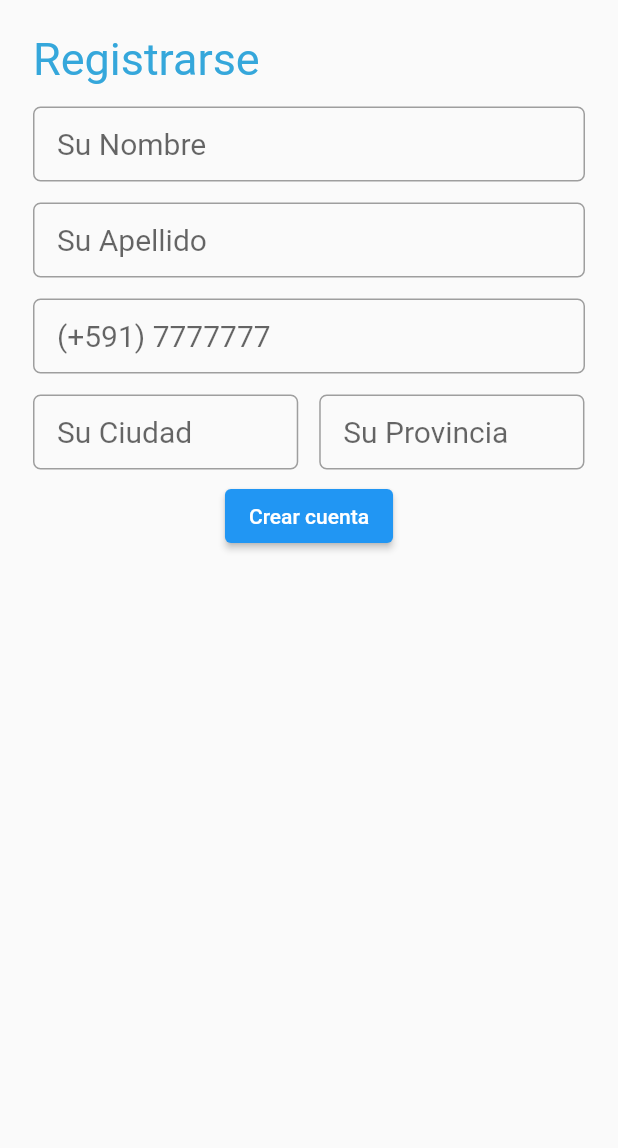
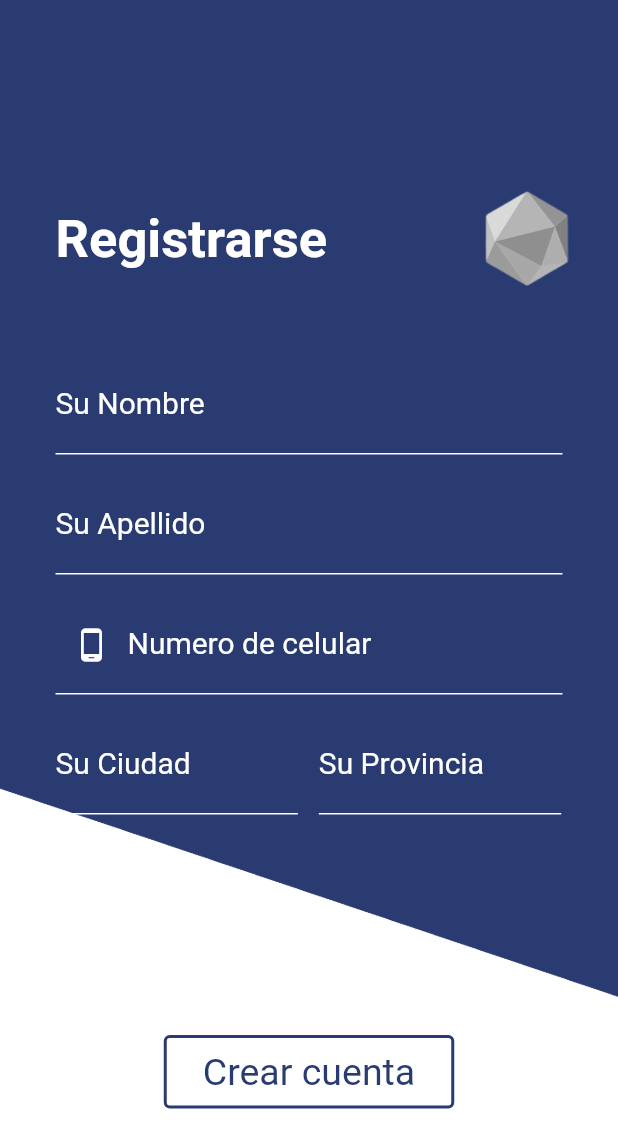
Before and after one commit to JuanPaauul/Nos-importas, a Flutter app: the RegisterUser screen opened directly, on a phone screen of 412 x 824 dp. Shown: the top 1148 px of the screen. Run offline on Flutter 3.47's test engine with Material 2 defaults, Android fonts, the phone set to English and light mode, and no system bars; our stand-ins replace animate_do, firebase_auth, firebase_core, font_awesome_flutter, geolocator, google_maps_flutter and 5 more; accounts and stored records are empty.

Commit message:
Register view finished

```diff
--- a/lib/main.dart
+++ b/lib/main.dart
@@ -22,7 +22,7 @@ class MyApp extends StatelessWidget {
   @override
   Widget build(BuildContext context) => ChangeNotifierProvider(
         create: (context) => GoogleSignInProvider(),
-        child: MaterialApp(
+        child: const MaterialApp(
           debugShowCheckedModeBanner: false,
           title: title,
           //theme: ThemeData.dark().copyWith(
--- a/lib/screens/app_screen.dart
+++ b/lib/screens/app_screen.dart
@@ -42,6 +42,7 @@ class _AppPageState extends State<AppPage> {
   Widget build(BuildContext context) {
     return Scaffold(
       appBar: AppBar(
+        backgroundColor: Color.fromRGBO(42, 59, 113, 1),
         leading: PopupMenuButton(
           itemBuilder: (context) {
             return <PopupMenuEntry<options>>[
--- a/lib/screens/register_user.dart
+++ b/lib/screens/register_user.dart
@@ -1,4 +1,5 @@
-import 'package:flutter/cupertino.dart';
+import 'dart:ui';
+
 import 'package:flutter/material.dart';
 import 'package:mask_text_input_formatter/mask_text_input_formatter.dart';
 import 'package:http/http.dart' as http;
@@ -23,63 +24,115 @@ class _RegisterUserState extends State<RegisterUser> {
 
   @override
   Widget build(BuildContext context) {
-    return SingleChildScrollView(
+    return Scaffold(
+      resizeToAvoidBottomInset: false,
+      backgroundColor: Colors.transparent,
+      body: SingleChildScrollView(
+        child: Container(
+          decoration: const BoxDecoration(
+              image: DecorationImage(
+                  image: AssetImage('assets/bg-image.png'), fit: BoxFit.cover)),
+          child: Padding(
+            padding: const EdgeInsets.all(15.0),
+            child: Center(
               child: Padding(
                 padding: const EdgeInsets.all(15.0),
                 child: Column(
                   mainAxisAlignment: MainAxisAlignment.center,
+                  crossAxisAlignment: CrossAxisAlignment.center,
                   children: [
-            const Padding(
-              padding: EdgeInsets.all(7.0),
-              child: SizedBox(
-                width: double.infinity,
-                child: Text(
-                  "Registrarse",
+                    const SizedBox(
+                      height: 95,
+                    ),
+                    Row(
+                      children: [
+                        formTitle(),
+                        const Spacer(),
+                        SizedBox(
+                          height: 70,
+                          child: Image.asset('assets/icon-white.png'),
+                        ),
+                      ],
+                    ),
+                    const SizedBox(
+                      height: 35,
+                    ),
+                    inputForm("Su Nombre", false, _nameTEC, Colors.white),
+                    inputForm("Su Apellido", false, _lastNameTEC, Colors.white),
+                    inputPhoneNumber("Numero de celular", _phoneNumberTEC),
+                    Row(
+                      children: [
+                        inputForm("Su Ciudad", true, _cityTEC, Colors.white),
+                        inputForm(
+                            "Su Provincia", true, _provinceTEC, Colors.white),
+                      ],
+                    ),
+                    const SizedBox(
+                      height: 140,
+                    ),
+                    OutlinedButton(
+                        onPressed: () {
+                          registerUser();
+                        },
+                        style: OutlinedButton.styleFrom(
+                            side: const BorderSide(
+                                color: Color.fromRGBO(42, 59, 113, 1),
+                                width: 2)),
+                        child: const Padding(
+                          padding: EdgeInsets.all(10.0),
+                          child: Text("Crear cuenta",
                               style: TextStyle(
-                      fontSize: 30, color: Color.fromRGBO(53, 167, 219, 1)),
-                  textAlign: TextAlign.left,
+                                  color: Color.fromRGBO(42, 59, 113, 1),
+                                  fontSize: 25,
+                                  fontWeight: FontWeight.normal)),
+                        )),
+                  ],
                 ),
               ),
             ),
-            inputForm("Su Nombre", false, _nameTEC),
-            inputForm("Su Apellido", false, _lastNameTEC),
-            inputPhoneNumber("(+591) 7777777", _phoneNumberTEC),
-            Row(
-              children: [
-                inputForm("Su Ciudad", true, _cityTEC),
-                inputForm("Su Provincia", true, _provinceTEC),
-              ],
           ),
-            ElevatedButton(
-                onPressed: () {
-                  registerUser();
-                },
-                child: const Text("Crear cuenta")),
-          ],
         ),
       ),
     );
   }
 
-  Container inputForm(
-      String placeholder, bool splitWidth, TextEditingController controller) {
+  Padding formTitle() {
+    return const Padding(
+      padding: EdgeInsets.all(7.0),
+      child: SizedBox(
+        child: Text(
+          "Registrarse",
+          style: TextStyle(
+              fontSize: 35, color: Colors.white, fontWeight: FontWeight.bold),
+          textAlign: TextAlign.left,
+        ),
+      ),
+    );
+  }
+
+  Container inputForm(String placeholder, bool splitWidth,
+      TextEditingController controller, Color selectedColor) {
     var widthOfWidget = 1.0;
-    splitWidth ? widthOfWidget = 2.33 : widthOfWidget = 1;
+    splitWidth ? widthOfWidget = 2.55 : widthOfWidget = 1;
     return Container(
       width: MediaQuery.of(context).size.width / widthOfWidget,
-      decoration: BoxDecoration(
-          borderRadius: BorderRadius.circular(5),
-          border: Border.all(color: Colors.grey)),
-      padding: const EdgeInsets.symmetric(horizontal: 15),
       margin: const EdgeInsets.all(7),
       child: TextFormField(
           controller: controller,
-        style: const TextStyle(
+          style: TextStyle(
+            color: selectedColor,
             fontSize: 20,
           ),
-        decoration:
-            InputDecoration(hintText: placeholder, border: InputBorder.none),
+          decoration: InputDecoration(
+            labelText: placeholder,
+            labelStyle: TextStyle(color: selectedColor),
+            enabledBorder: UnderlineInputBorder(
+              borderSide: BorderSide(color: selectedColor),
             ),
+            focusedBorder: UnderlineInputBorder(
+              borderSide: BorderSide(color: selectedColor),
+            ),
+          )),
     );
   }
 
@@ -87,20 +140,29 @@ class _RegisterUserState extends State<RegisterUser> {
       String placeholder, TextEditingController controller) {
     return Container(
       width: MediaQuery.of(context).size.width,
-      decoration: BoxDecoration(
-          borderRadius: BorderRadius.circular(5),
-          border: Border.all(color: Colors.grey)),
-      padding: const EdgeInsets.symmetric(horizontal: 15),
       margin: const EdgeInsets.all(7),
       child: TextFormField(
         controller: controller,
         inputFormatters: [phoneNumberMask],
         keyboardType: TextInputType.phone,
         style: const TextStyle(
+          color: Colors.white,
           fontSize: 20,
         ),
-        decoration:
-            InputDecoration(hintText: placeholder, border: InputBorder.none),
+        decoration: InputDecoration(
+          prefixIcon: const Icon(
+            Icons.phone_android,
+            color: Colors.white,
+          ),
+          labelText: placeholder,
+          labelStyle: const TextStyle(color: Colors.white),
+          enabledBorder: const UnderlineInputBorder(
+            borderSide: BorderSide(color: Colors.white),
+          ),
+          focusedBorder: const UnderlineInputBorder(
+            borderSide: BorderSide(color: Colors.white30),
+          ),
+        ),
       ),
     );
   }
```
Also changed, not shown: lib/screens/user_form_screen.dart (+53 -52 lines), assets/background-image.jpg (added), assets/background-image.png (added), assets/background.png (added), assets/bg-image.png (added), assets/bgnd.png (added), assets/icon-white.png (added), 1 other file. Lines whose indentation alone changed are shown as unchanged.
